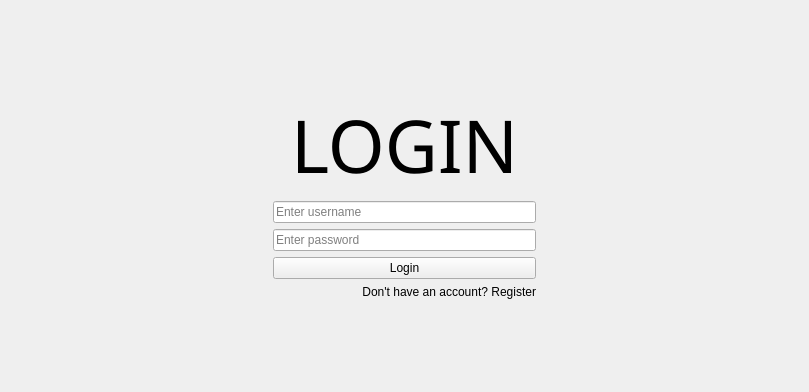
Above: UI/LoginPage.ui from naayifmuhammad/LocalShop_Connect before the change. Below: the same form after it.
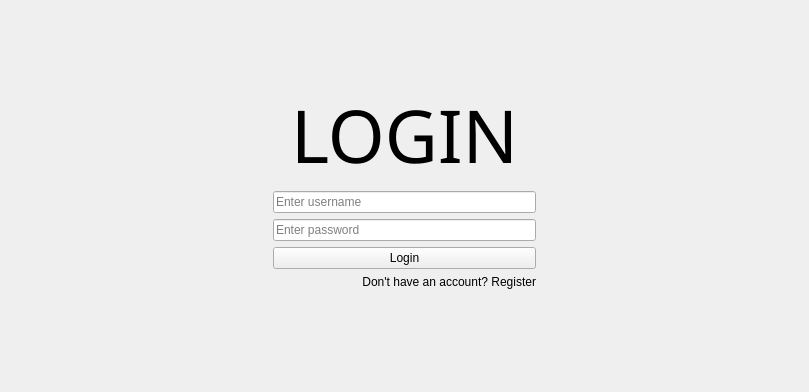
That is the form after the change.

Commit message: Register UI set and login logic set with DB. Pending DB register page connection

The edit to the form file:
```diff
--- a/UI/LoginPage.ui
+++ b/UI/LoginPage.ui
@@ -74,6 +74,12 @@
       </item>
       <item row="2" column="0" colspan="2">
        <widget class="QLineEdit" name="le_loginPage_password">
+        <property name="inputMethodHints">
+         <set>Qt::ImhHiddenText|Qt::ImhNoAutoUppercase|Qt::ImhNoPredictiveText|Qt::ImhSensitiveData</set>
+        </property>
+        <property name="echoMode">
+         <enum>QLineEdit::Password</enum>
+        </property>
         <property name="placeholderText">
          <string>Enter password</string>
         </property>
@@ -96,6 +102,24 @@
         </property>
        </widget>
       </item>
+      <item row="5" column="0" colspan="2">
+       <widget class="QLabel" name="label_IncorrectPasswordLoginPage">
+        <property name="font">
+         <font>
+          <fontweight>Medium</fontweight>
+         </font>
+        </property>
+        <property name="styleSheet">
+         <string notr="true">color:red</string>
+        </property>
+        <property name="text">
+         <string/>
+        </property>
+        <property name="alignment">
+         <set>Qt::AlignCenter</set>
+        </property>
+       </widget>
+      </item>
      </layout>
     </item>
    </layout>
```
The commit also changes 11 other files.
